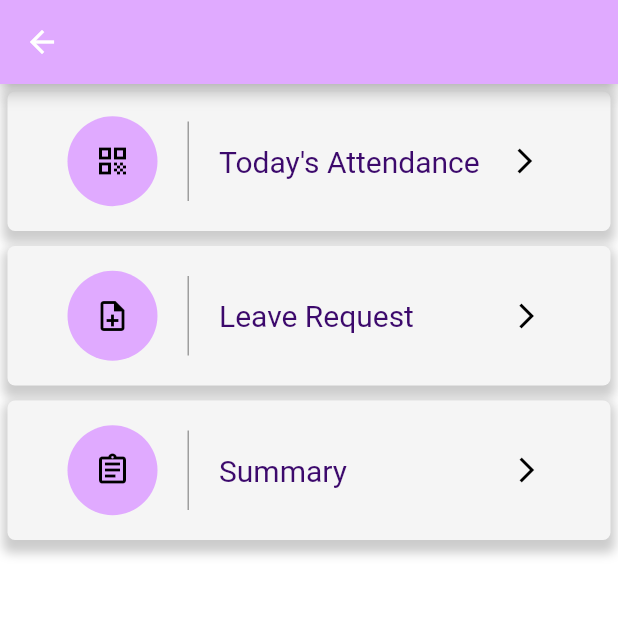
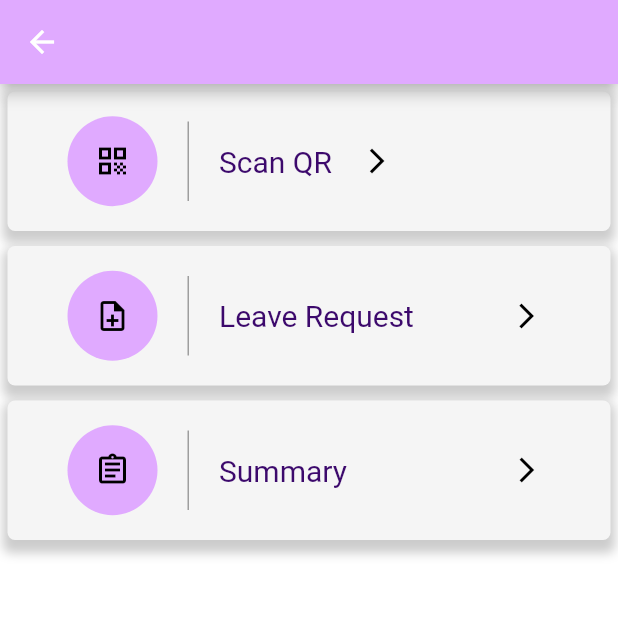
Before and after one commit to Smart-Attendance-CSIT/SmartAttendanceFlutter_student, a Flutter app: the OptionScreen screen opened directly with empty values, on a phone screen of 412 x 824 dp, the top half of it. Run offline on Flutter 3.47's test engine with Material 2 defaults, Android fonts, the phone set to English and light mode, and no system bars; our stand-ins replace dio, geolocator, lottie, pretty_dio_logger, shared_preferences, table_calendar; missing offline and left inert: flutter_barcode_scanner; accounts and stored records are empty.

Commit message:
changed name of todays attendance to scan qr

```diff
--- a/lib/presentation/screens/options.dart
+++ b/lib/presentation/screens/options.dart
@@ -119,7 +119,7 @@ class _OptionScreenState extends State<OptionScreen> {
                         width: 20,
                       ),
                       Text(
-                        "Today's Attendance",
+                        "Scan QR",
                         style: TextStyle(color: textColor, fontSize: 20),
                       ),
                       SizedBox(
```
